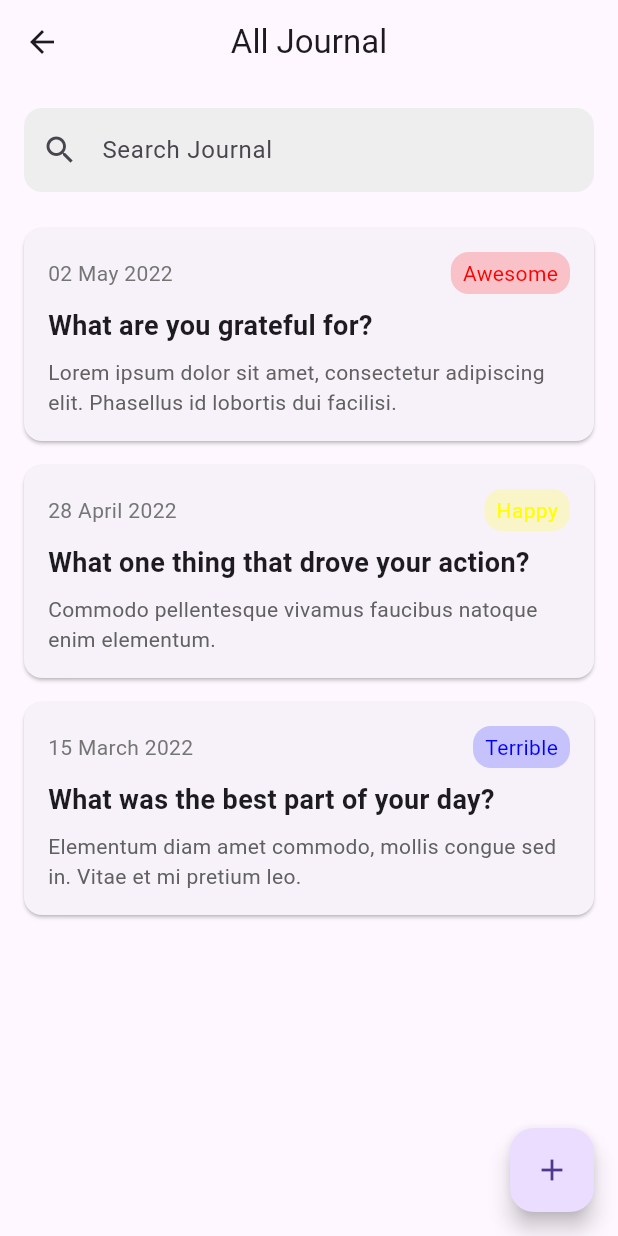
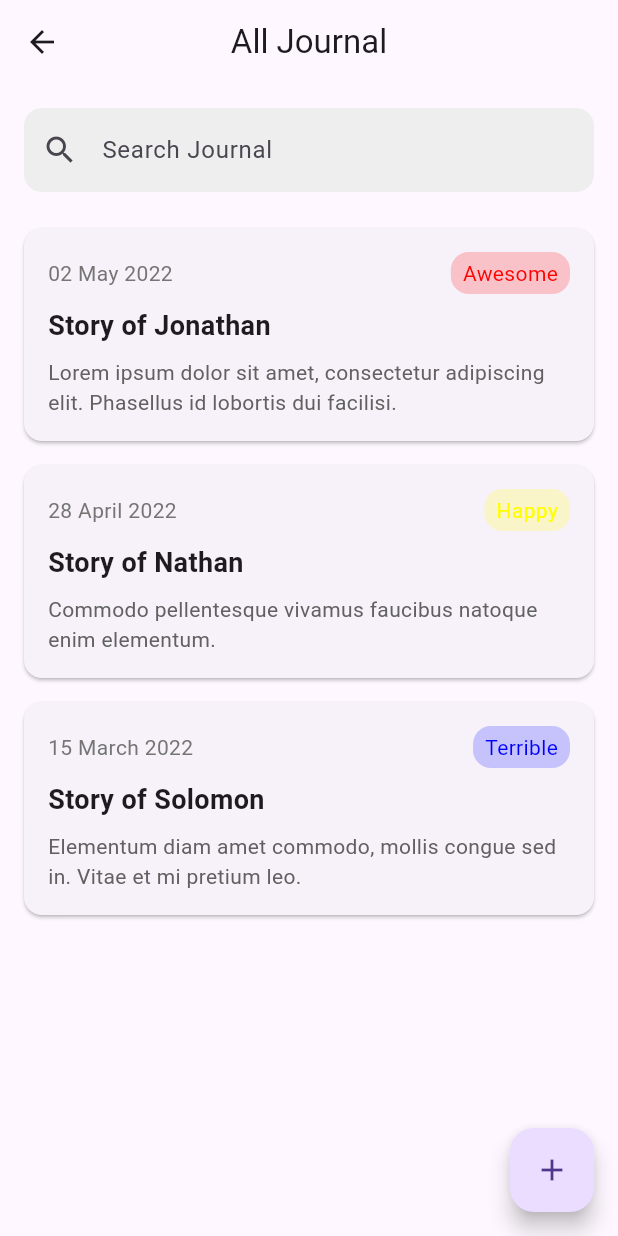
Before and after one commit to iamkasumi/AppDev, a Flutter app: the JournalPage screen opened directly, on a phone screen of 412 x 824 dp. Run offline on Flutter 3.47's test engine with Material 3 defaults, Android fonts, the phone set to English and light mode, and no system bars; our stand-ins replace carousel_slider, google_fonts, video_player.

Commit message:
journal page update

```diff
--- a/mental_health/lib/pages/homeScreen.dart
+++ b/mental_health/lib/pages/homeScreen.dart
@@ -1,7 +1,7 @@
 import 'package:flutter/material.dart';
 import 'video_page.dart';
 import 'affirmations_page.dart';
-import 'journal_page.dart';
+import 'journal/journal_page.dart';
 import 'home_page.dart';
 
 class HomePage extends StatefulWidget {
--- a/mental_health/lib/pages/journal_page.dart
+++ b/mental_health/lib/pages/journal/journal_page.dart
@@ -15,21 +15,21 @@ class _JournalPageState extends State<JournalPage> {
       "date": "02 May 2022",
       "mood": "Awesome",
       "moodColor": "0xFFFF0000",
-      "title": "What are you grateful for?",
+      "title": "Story of Jonathan",
       "description": "Lorem ipsum dolor sit amet, consectetur adipiscing elit. Phasellus id lobortis dui facilisi."
     },
     {
       "date": "28 April 2022",
       "mood": "Happy",
       "moodColor": "0xFFFFFF00",
-      "title": "What one thing that drove your action?",
+      "title": "Story of Nathan",
       "description": "Commodo pellentesque vivamus faucibus natoque enim elementum."
     },
     {
       "date": "15 March 2022",
       "mood": "Terrible",
       "moodColor": "0xFF0000FF",
-      "title": "What was the best part of your day?",
+      "title": "Story of Solomon",
       "description": "Elementum diam amet commodo, mollis congue sed in. Vitae et mi pretium leo."
     },
   ];
```
Also changed, not shown: mental_health/lib/pages/home_page.dart (+4 -4 lines), mental_health/lib/pages/journal/add_journal_entry_page.dart (renamed from mental_health/lib/pages/add_journal_entry_page.dart), mental_health/lib/pages/journal/view_journal_entry_page.dart (renamed from mental_health/lib/pages/view_journal_entry_page.dart).
